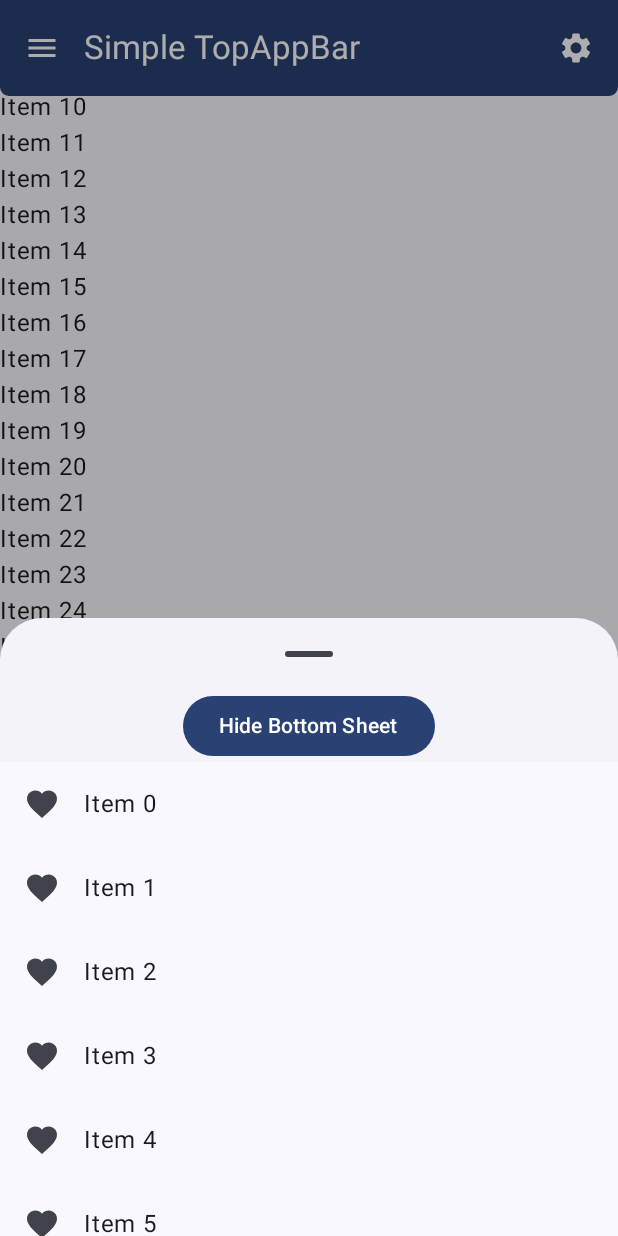
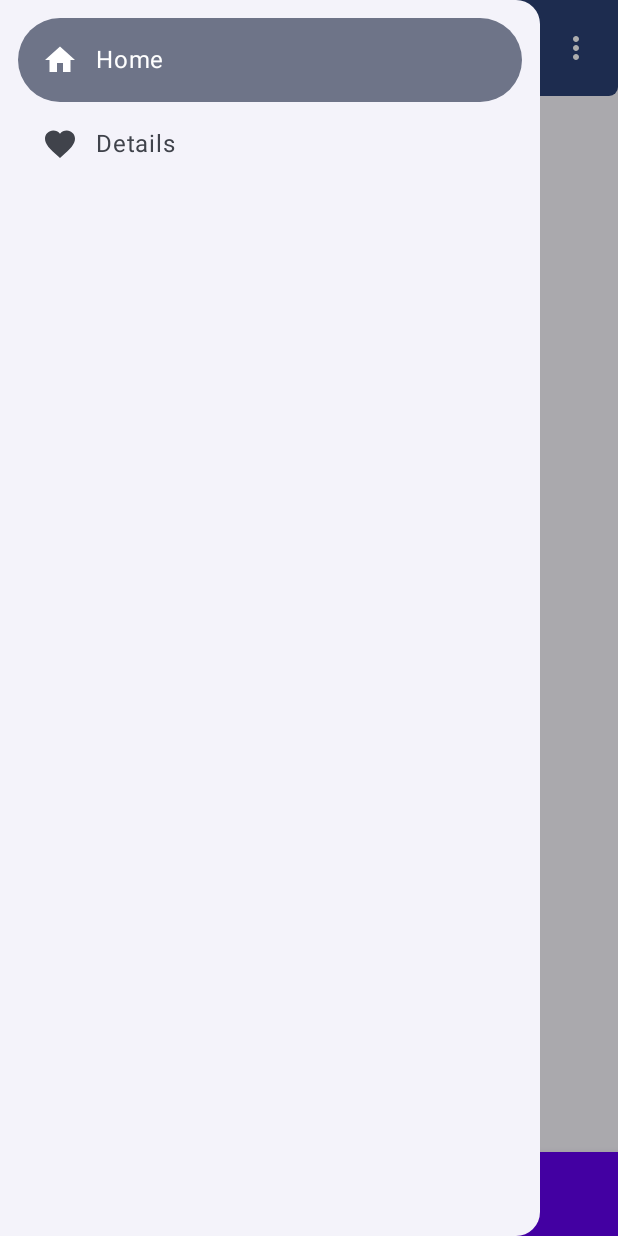
Before and after one commit to pepper11com/Mat3_nav, an Android app built with Jetpack Compose: the screen it shows after launch (MainActivity), after a tap on "Localized description", on a phone screen of 412 x 824 dp. Run offline under Robolectric (Android 15) with nearby library versions, the phone set to English and light mode, and no system bars; our stand-ins replace accompanist.

Commit message:
best version yet

```diff
--- a/app/src/main/java/com/example/mat3_nav/MainActivity.kt
+++ b/app/src/main/java/com/example/mat3_nav/MainActivity.kt
@@ -16,6 +16,7 @@ import androidx.compose.material.icons.filled.*
 import androidx.compose.material3.*
 import androidx.compose.runtime.*
 import androidx.compose.runtime.saveable.rememberSaveable
+import androidx.compose.ui.Alignment
 import androidx.compose.ui.Modifier
 import androidx.compose.ui.draw.clip
 import androidx.compose.ui.draw.shadow
@@ -81,7 +82,49 @@ fun NavBarApp() {
         skipPartiallyExpanded = skipPartiallyExpanded
     )
 
+    val drawerState = rememberDrawerState(DrawerValue.Closed)
+    // icons to mimic drawer destinations
+    val screens = listOf(
+        NavScreens.HomeScreen,
+        NavScreens.DetailScreen
+    )
+    val selectedItem = remember { mutableStateOf(screens[0]) }
 
+    ModalNavigationDrawer(
+        drawerState = drawerState,
+        drawerContent = {
+            ModalDrawerSheet {
+                Spacer(Modifier.height(12.dp))
+                screens.forEach { screen ->
+                    NavigationDrawerItem(
+                        icon = { screen.icon?.let { Icon(it, contentDescription = null) } },
+                        label = { Text(screen.route) },
+                        selected = screen == selectedItem.value,
+                        onClick = {
+                            scope.launch { drawerState.close() }
+                            selectedItem.value = screen
+
+                            navController.navigate(screen.route) {
+                                // Pop up to the start destination of the graph to
+                                // avoid building up a large stack of destinations
+                                // on the back stack as users select items
+                                popUpTo(navController.graph.findStartDestination().id) {
+                                    saveState = true
+                                }
+                                // Avoid multiple copies of the same destination when
+                                // reselecting the same item
+                                launchSingleTop = true
+                                // Restore state when reselecting a previously selected item
+                                restoreState = true
+                            }
+
+                        },
+                        modifier = Modifier.padding(NavigationDrawerItemDefaults.ItemPadding)
+                    )
+                }
+            }
+        },
+        content = {
             Scaffold(
                 topBar = {
                     TopAppBar(
@@ -110,11 +153,23 @@ fun NavBarApp() {
                         navigationIcon = {
                             IconButton(
                                 onClick = {
+                                    scope.launch { drawerState.open() }
+                                }
+                            ) {
+                                Icon(
+                                    imageVector = Icons.Filled.Menu,
+                                    contentDescription = "Localized description"
+                                )
+                            }
+                        },
+                        actions = {
+                            IconButton(
+                                onClick = {
                                     openBottomSheet = true
                                 }
                             ) {
                                 Icon(
-                                imageVector = Icons.Filled.Menu,
+                                    imageVector = Icons.Filled.MoreVert,
                                     contentDescription = "Localized description"
                                 )
                                 BottomDrawer(
@@ -123,14 +178,7 @@ fun NavBarApp() {
                                     bottomSheetState = bottomSheetState,
                                     scope = scope
                                 )
-                        }
-                    },
-                    actions = {
-                        IconButton(onClick = { /* doSomething() */ }) {
-                            Icon(
-                                imageVector = Icons.Filled.Settings,
-                                contentDescription = "Localized description"
-                            )
+
                             }
                         }
                     )
@@ -145,6 +193,11 @@ fun NavBarApp() {
 
                 NavHostScreen(navController, innerPadding)
             }
+        }
+    )
+
+
+
 }
 
 @Composable
--- a/app/src/main/java/com/example/mat3_nav/ui/screens/NavScreens.kt
+++ b/app/src/main/java/com/example/mat3_nav/ui/screens/NavScreens.kt
@@ -1,8 +1,14 @@
 package com.example.mat3_nav.ui.screens
 
+import androidx.compose.material.icons.Icons
+import androidx.compose.material.icons.filled.Favorite
+import androidx.compose.material.icons.filled.Home
+import androidx.compose.ui.graphics.vector.ImageVector
+
 sealed class NavScreens(
-    val route: String
+    val route: String,
+    val icon: ImageVector? = null,
 ) {
-    object HomeScreen : NavScreens("home_screen")
-    object DetailScreen : NavScreens("detail_screen")
+    object HomeScreen : NavScreens("Home", Icons.Default.Home)
+    object DetailScreen : NavScreens("Details", Icons.Default.Favorite)
 }
```
Lines whose indentation alone changed are shown as unchanged.
